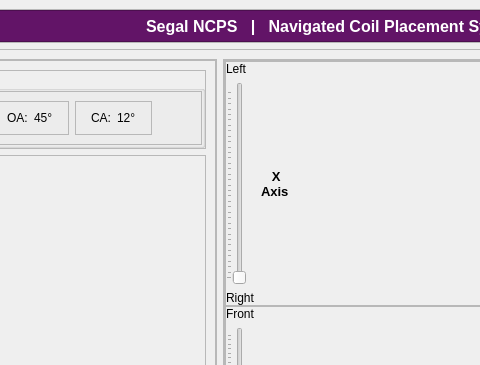
Qt form project/Ui12.ui (marrahseg/SegalNcps) before a commit; both pictures show x 813 to 1293 and y 0 to 365 of the 1389 by 848 pixel window.
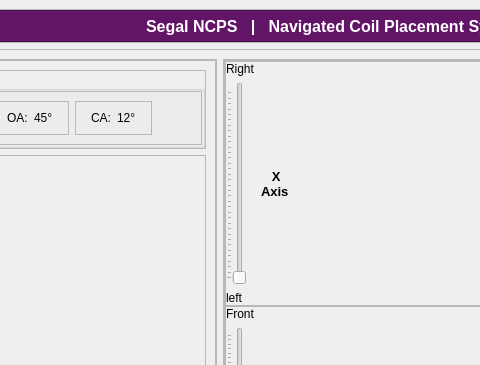
The same form after that commit. The open tabs and pages were chosen to show the change. Icons and pictures are not drawn.

What changed in the file:
```diff
--- a/project/Ui12.ui
+++ b/project/Ui12.ui
@@ -2858,7 +2858,7 @@
                   <item>
                    <widget class="QLabel" name="label_x_up">
                     <property name="text">
-                     <string>Left</string>
+                     <string>Right</string>
                     </property>
                    </widget>
                   </item>
@@ -2895,7 +2895,7 @@
                   <item>
                    <widget class="QLabel" name="label_x_down">
                     <property name="text">
-                     <string>Right</string>
+                     <string>left</string>
                     </property>
                    </widget>
                   </item>
```
Left out of the diff: 4 changed lines with no effect on the pictures.
